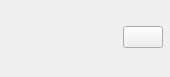
Qt form src/MEGASync/stalled_issues/gui/win/StalledIssueHeader.ui (meganz/MEGAsync) before a commit.
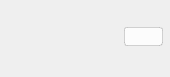
The same form after that commit.

Commit message: Working on different stalled issues cases

Patch:
```diff
--- a/src/MEGASync/stalled_issues/gui/win/StalledIssueHeader.ui
+++ b/src/MEGASync/stalled_issues/gui/win/StalledIssueHeader.ui
@@ -35,13 +35,7 @@
    <string>Form</string>
   </property>
   <property name="styleSheet">
-   <string notr="true">StalledIssueHeader
-{
-    background-color: transparent;
-}
-
-
-#selectionText
+   <string notr="true">#selectionText
 {
   font-family: Lato;
   color: #333333;
@@ -63,11 +57,21 @@
   color: #333333;
   font-size: 13px;
   font-weight: normal;
+}
+
+QPushButton
+{
+    font-family: Lato;
+    font-size: 14px;
+    color: #333333;
+    background-color: #FCFCFC;
+    border-radius: 3px;
+    border: 1px solid rgba(0,0,0, 0.15);
 }</string>
   </property>
-  <layout class="QGridLayout" name="gridLayout" columnstretch="0,0,0,0">
+  <layout class="QGridLayout" name="gridLayout" columnstretch="0,0,0,0,0,0,0">
    <property name="leftMargin">
-    <number>7</number>
+    <number>6</number>
    </property>
    <property name="topMargin">
     <number>0</number>
@@ -79,12 +83,25 @@
     <number>3</number>
    </property>
    <property name="horizontalSpacing">
-    <number>8</number>
+    <number>0</number>
    </property>
    <property name="verticalSpacing">
     <number>3</number>
    </property>
-   <item row="0" column="1" alignment="Qt::AlignLeft|Qt::AlignBottom">
+   <item row="0" column="5">
+    <spacer name="horizontalSpacer">
+     <property name="orientation">
+      <enum>Qt::Horizontal</enum>
+     </property>
+     <property name="sizeHint" stdset="0">
+      <size>
+       <width>40</width>
+       <height>20</height>
+      </size>
+     </property>
+    </spacer>
+   </item>
+   <item row="0" column="4" alignment="Qt::AlignLeft|Qt::AlignBottom">
     <widget class="QWidget" name="errorTitle" native="true">
      <property name="sizePolicy">
       <sizepolicy hsizetype="Expanding" vsizetype="Preferred">
@@ -146,99 +163,14 @@
      </layout>
     </widget>
    </item>
-   <item row="0" column="0" rowspan="2">
-    <widget class="QLabel" name="fileTypeIcon">
-     <property name="minimumSize">
-      <size>
-       <width>48</width>
-       <height>48</height>
-      </size>
-     </property>
-     <property name="maximumSize">
-      <size>
-       <width>48</width>
-       <height>48</height>
-      </size>
-     </property>
-     <property name="text">
-      <string/>
-     </property>
-    </widget>
-   </item>
-   <item row="0" column="2">
-    <spacer name="horizontalSpacer">
-     <property name="orientation">
-      <enum>Qt::Horizontal</enum>
-     </property>
-     <property name="sizeHint" stdset="0">
-      <size>
-       <width>40</width>
-       <height>20</height>
-      </size>
-     </property>
-    </spacer>
-   </item>
-   <item row="1" column="1" alignment="Qt::AlignLeft|Qt::AlignTop">
-    <widget class="QWidget" name="errorDescription" native="true">
-     <property name="sizePolicy">
-      <sizepolicy hsizetype="Expanding" vsizetype="Preferred">
-       <horstretch>0</horstretch>
-       <verstretch>0</verstretch>
-      </sizepolicy>
-     </property>
-     <layout class="QHBoxLayout" name="horizontalLayout_2" stretch="0,1">
-      <property name="spacing">
-       <number>3</number>
-      </property>
-      <property name="leftMargin">
-       <number>0</number>
-      </property>
-      <property name="topMargin">
-       <number>0</number>
-      </property>
-      <property name="rightMargin">
-       <number>0</number>
-      </property>
-      <property name="bottomMargin">
-       <number>0</number>
-      </property>
-      <item>
-       <widget class="QLabel" name="errorDescriptionIcon">
-        <property name="minimumSize">
-         <size>
-          <width>16</width>
-          <height>16</height>
-         </size>
-        </property>
-        <property name="maximumSize">
-         <size>
-          <width>16</width>
-          <height>16</height>
-         </size>
-        </property>
-        <property name="text">
-         <string/>
-        </property>
-       </widget>
-      </item>
-      <item>
-       <widget class="QLabel" name="errorDescriptionText">
-        <property name="sizePolicy">
-         <sizepolicy hsizetype="Expanding" vsizetype="Preferred">
-          <horstretch>0</horstretch>
-          <verstretch>0</verstretch>
-         </sizepolicy>
-        </property>
-        <property name="text">
-         <string/>
-        </property>
-       </widget>
-      </item>
-     </layout>
-    </widget>
-   </item>
-   <item row="0" column="3" rowspan="2">
+   <item row="0" column="6" rowspan="2">
     <widget class="QPushButton" name="actionButton">
+     <property name="sizePolicy">
+      <sizepolicy hsizetype="Preferred" vsizetype="Fixed">
+       <horstretch>0</horstretch>
+       <verstretch>0</verstretch>
+      </sizepolicy>
+     </property>
      <property name="cursor">
       <cursorShape>PointingHandCursor</cursorShape>
      </property>
@@ -247,6 +179,100 @@
      </property>
     </widget>
    </item>
+   <item row="1" column="4" alignment="Qt::AlignLeft|Qt::AlignTop">
+    <widget class="QWidget" name="errorDescription" native="true">
+     <property name="sizePolicy">
+      <sizepolicy hsizetype="Expanding" vsizetype="Preferred">
+       <horstretch>0</horstretch>
+       <verstretch>0</verstretch>
+      </sizepolicy>
+     </property>
+     <layout class="QHBoxLayout" name="horizontalLayout_2" stretch="1">
+      <property name="spacing">
+       <number>3</number>
+      </property>
+      <property name="leftMargin">
+       <number>0</number>
+      </property>
+      <property name="topMargin">
+       <number>0</number>
+      </property>
+      <property name="rightMargin">
+       <number>0</number>
+      </property>
+      <property name="bottomMargin">
+       <number>0</number>
+      </property>
+      <item>
+       <widget class="QLabel" name="errorDescriptionText">
+        <property name="sizePolicy">
+         <sizepolicy hsizetype="Expanding" vsizetype="Preferred">
+          <horstretch>0</horstretch>
+          <verstretch>0</verstretch>
+         </sizepolicy>
+        </property>
+        <property name="text">
+         <string/>
+        </property>
+       </widget>
+      </item>
+     </layout>
+    </widget>
+   </item>
+   <item row="0" column="2" rowspan="2">
+    <widget class="QLabel" name="fileTypeIcon">
+     <property name="minimumSize">
+      <size>
+       <width>48</width>
+       <height>48</height>
+      </size>
+     </property>
+     <property name="maximumSize">
+      <size>
+       <width>48</width>
+       <height>48</height>
+      </size>
+     </property>
+     <property name="text">
+      <string/>
+     </property>
+    </widget>
+   </item>
+   <item row="0" column="0" rowspan="2">
+    <widget class="QLabel" name="arrow">
+     <property name="minimumSize">
+      <size>
+       <width>16</width>
+       <height>16</height>
+      </size>
+     </property>
+     <property name="maximumSize">
+      <size>
+       <width>16</width>
+       <height>16</height>
+      </size>
+     </property>
+     <property name="text">
+      <string/>
+     </property>
+    </widget>
+   </item>
+   <item row="0" column="3">
+    <spacer name="messageSpacer">
+     <property name="orientation">
+      <enum>Qt::Horizontal</enum>
+     </property>
+     <property name="sizeType">
+      <enum>QSizePolicy::Fixed</enum>
+     </property>
+     <property name="sizeHint" stdset="0">
+      <size>
+       <width>8</width>
+       <height>0</height>
+      </size>
+     </property>
+    </spacer>
+   </item>
   </layout>
  </widget>
  <resources/>
```
Left out of the diff: 2 changed lines with no effect on the pictures. The commit also changes 71 other files.
